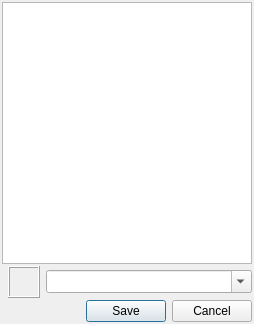
First picture: the form in src/plugins/activity/activityselect.ui, repository xnamed/vacuum-im, before the edit.
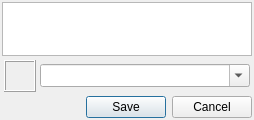
Second picture: the form after the edit.

```diff
--- a/src/plugins/activity/activityselect.ui
+++ b/src/plugins/activity/activityselect.ui
@@ -7,7 +7,7 @@
     <x>0</x>
     <y>0</y>
     <width>254</width>
-    <height>324</height>
+    <height>120</height>
    </rect>
   </property>
   <property name="sizePolicy">
@@ -108,19 +108,19 @@
      <item>
       <layout class="QHBoxLayout" name="horizontalLayout">
        <property name="spacing">
-        <number>6</number>
+        <number>4</number>
        </property>
        <property name="leftMargin">
-        <number>6</number>
+        <number>2</number>
        </property>
        <property name="topMargin">
-        <number>0</number>
+        <number>2</number>
        </property>
        <property name="rightMargin">
-        <number>0</number>
+        <number>2</number>
        </property>
        <property name="bottomMargin">
-        <number>0</number>
+        <number>2</number>
        </property>
        <item>
         <widget class="QLabel" name="lblIcon">
```
Left out of the diff: 6 changed lines with no effect on the pictures.
